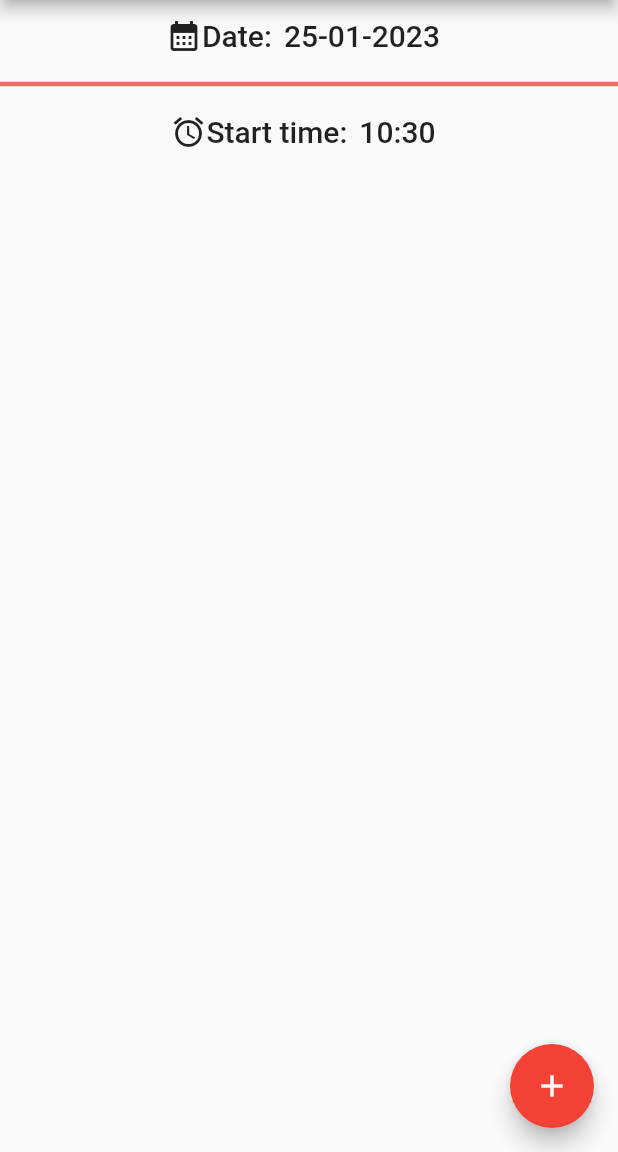
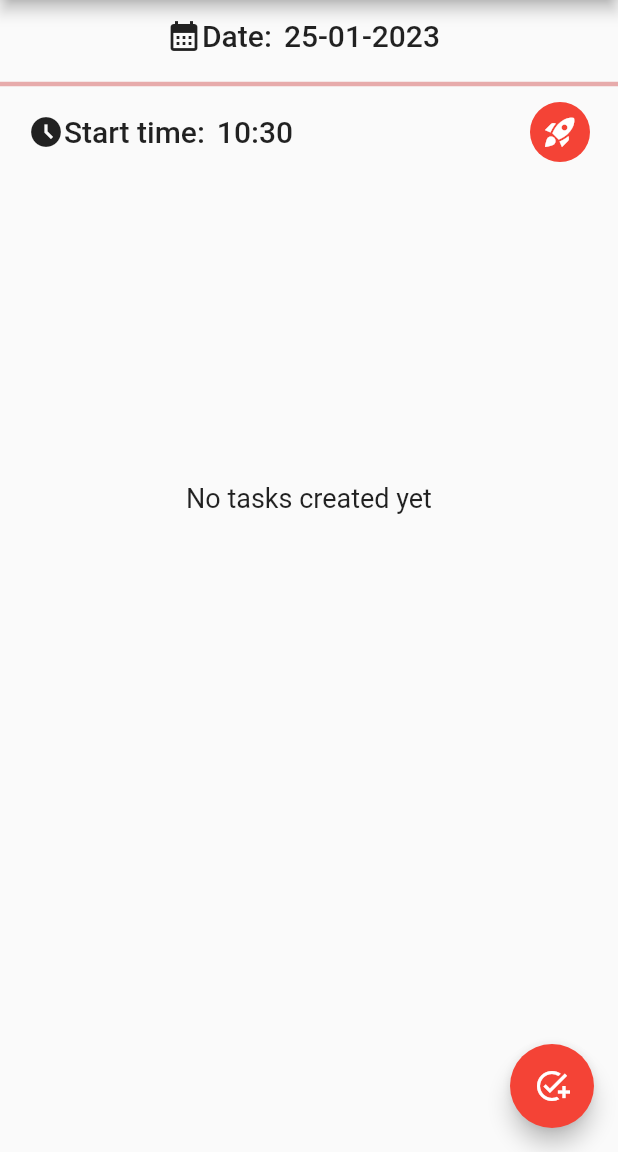
Before and after one commit to LukaszReszka/PomoTask, a Flutter app: the MainScreen screen opened directly with empty values, on a phone screen of 412 x 824 dp, the part 84-1236 px from its top. Run offline on Flutter 3.47's test engine with Material 2 defaults, Android fonts, the phone set to English and light mode, and no system bars; our stand-ins replace flutter_datetime_picker, flutter_signin_button, flutter_slidable, get_it, google_sign_in, shared_preferences; missing offline and left inert: extension_google_sign_in_as_googleapis_auth, googleapis; accounts and stored records are empty.

Commit message:
Showing tasks

```diff
--- a/lib/calendar_client.dart
+++ b/lib/calendar_client.dart
@@ -3,6 +3,7 @@ import 'dart:developer';
 import 'package:extension_google_sign_in_as_googleapis_auth/extension_google_sign_in_as_googleapis_auth.dart';
 import 'package:google_sign_in/google_sign_in.dart';
 import 'package:googleapis/calendar/v3.dart';
+import 'package:intl/intl.dart';
 
 class CalendarClient {
   CalendarApi? _calendarApi;
@@ -63,7 +64,7 @@ class CalendarClient {
         summary: title,
         start: start,
         end: end,
-        description: 'Created by PomoTask ;)\nPomos: $pomosDone/$totalPomos',
+        description: 'Created by PomoTask ;)\nPomos: $pomosDone / $totalPomos',
         colorId: '11',
         eventType: 'focusTime',
         reminders: reminders);
@@ -81,4 +82,15 @@ class CalendarClient {
       log('Error creating event $e');
     }
   }
+
+  getEventsFromDay(datetime) async {
+    var convertedDate =
+        DateTime.parse(DateFormat('yyyy-MM-dd').format(datetime));
+
+    var events = await _calendarApi?.events.list('primary',
+        timeMin: convertedDate.add(const Duration(seconds: -1)),
+        timeMax: convertedDate.add(const Duration(days: 1)));
+
+    return events?.items;
+  }
 }
--- a/lib/constants.dart
+++ b/lib/constants.dart
@@ -5,6 +5,7 @@ const int longBreakTime = 15;
 const int shortBreakTime = 5;
 
 const majorColor = Colors.red;
-const minorColor = Color(0xffea7066);
+const minorColor = Color(0xffe7abab);
 const backgroundColor = Colors.white;
+const taskColor = Color(0xe7d1fda7);
 const pathToLogo = 'assets/images/tomato.png';
--- /dev/null
+++ b/lib/date_chooser.dart
@@ -0,0 +1,57 @@
+import 'package:flutter/material.dart';
+import 'package:flutter_datetime_picker/flutter_datetime_picker.dart';
+import 'package:intl/intl.dart';
+
+import 'constants.dart';
+
+class DateChooser extends StatefulWidget {
+  const DateChooser({super.key, required this.replaceTaskList});
+
+  final ValueSetter<DateTime> replaceTaskList;
+
+  @override
+  State<DateChooser> createState() => _DateChooserState();
+}
+
+class _DateChooserState extends State<DateChooser> {
+  @override
+  void initState() {
+    chosenDate = DateTime.now();
+    super.initState();
+  }
+
+  var _chosenDate = DateTime.now();
+
+  set chosenDate(newDate) {
+    setState(() {
+      _chosenDate = newDate;
+    });
+    widget.replaceTaskList(newDate);
+  }
+
+  @override
+  Widget build(BuildContext context) {
+    return Row(mainAxisAlignment: MainAxisAlignment.center, children: [
+      const Icon(Icons.calendar_month),
+      Text('Date:', style: Theme.of(context).textTheme.headline6),
+      TextButton(
+          onPressed: () {
+            DatePicker.showDatePicker(context, onConfirm: (date) {
+              chosenDate = date;
+            },
+                currentTime: _chosenDate,
+                theme: const DatePickerTheme(
+                    doneStyle: TextStyle(
+                        color: majorColor,
+                        fontSize: 16,
+                        fontWeight: FontWeight.bold),
+                    itemStyle: TextStyle(
+                        color: majorColor,
+                        fontSize: 18,
+                        fontWeight: FontWeight.bold)));
+          },
+          child: Text(DateFormat('dd-MM-yyyy').format(_chosenDate),
+              style: Theme.of(context).textTheme.headline6))
+    ]);
+  }
+}
--- a/lib/date_picker.dart
+++ /dev/null
@@ -1,34 +0,0 @@
-import 'package:flutter/material.dart';
-import 'package:flutter_datetime_picker/flutter_datetime_picker.dart';
-import 'package:intl/intl.dart';
-
-class DateChooser extends StatefulWidget {
-  const DateChooser({super.key, required this.replaceTaskList});
-
-  final VoidCallback replaceTaskList;
-
-  @override
-  State<DateChooser> createState() => _DateChooserState();
-}
-
-class _DateChooserState extends State<DateChooser> {
-  var _chosenDate = DateTime.now();
-
-  @override
-  Widget build(BuildContext context) {
-    return Row(mainAxisAlignment: MainAxisAlignment.center, children: [
-      const Icon(Icons.calendar_month),
-      Text('Date:', style: Theme.of(context).textTheme.headline6),
-      TextButton(
-          onPressed: () {
-            DatePicker.showDatePicker(context, onConfirm: (date) {
-              setState(() {
-                _chosenDate = date;
-              });
-            }, currentTime: _chosenDate);
-          },
-          child: Text(DateFormat('dd-MM-yyy').format(_chosenDate),
-              style: Theme.of(context).textTheme.headline6))
-    ]);
-  }
-}
--- a/lib/main_screen.dart
+++ b/lib/main_screen.dart
@@ -1,11 +1,16 @@
+import 'dart:developer';
+
 import 'package:flutter/material.dart';
+import 'package:flutter_slidable/flutter_slidable.dart';
 import 'package:get_it/get_it.dart';
+import 'package:googleapis/calendar/v3.dart';
+import 'package:pomo_task/task.dart';
 import 'package:pomo_task/time_settings_drawer.dart';
-import 'package:pomo_task/todo_list.dart';
+import 'package:pomo_task/todo_list_header.dart';
 
 import 'calendar_client.dart';
 import 'constants.dart';
-import 'date_picker.dart';
+import 'date_chooser.dart';
 
 class MainScreen extends StatefulWidget {
   const MainScreen({super.key, required this.setNotLoggedInState});
@@ -17,7 +22,13 @@ class MainScreen extends StatefulWidget {
 }
 
 class _MainScreenState extends State<MainScreen> {
-  int _counter = 0;
+  List<Task> _taskList = [];
+
+  @override
+  void initState() {
+    replaceTasksList(DateTime.now());
+    super.initState();
+  }
 
   @override
   Widget build(BuildContext context) {
@@ -29,32 +40,62 @@ class _MainScreenState extends State<MainScreen> {
           child: Column(
             mainAxisAlignment: MainAxisAlignment.start,
             children: <Widget>[
-              DateChooser(replaceTaskList: nothing), //TODO metoda GroupLists
+              DateChooser(replaceTaskList: replaceTasksList),
+              //TODO metoda GroupLists
               const Divider(
                 color: minorColor,
                 thickness: 3,
               ),
-              const TodoList(),
+              const TodoListHeader(),
+              const SizedBox(height: 10),
+              _getTodoList(),
             ],
           ),
         ),
         floatingActionButton: FloatingActionButton(
-          onPressed: _incrementCounter,
+          onPressed: () => _displayDialog(context),
           tooltip: 'Increment',
-          child: const Icon(Icons.add),
+          child: const Icon(Icons.add_task),
         ),
         drawer: TimeSettingsDrawer(
           logoutAction: logout,
         ));
   }
 
-  Future<void> _incrementCounter() async {
+  _incrementCounter() async {
     await GetIt.instance
         .get<CalendarClient>()
-        .addEvent('Test', '2023-01-23 23:15', '2023-01-23 23:30', 1, 2);
-    setState(() {
-      _counter++;
-    });
+        .addEvent('Test', '2023-01-25 23:15', '2023-01-25 23:30', 1, 2);
+  }
+
+  _displayDialog(BuildContext context) async {
+    var textFieldController = TextEditingController();
+    return showDialog(
+        context: context,
+        builder: (BuildContext context) {
+          return AlertDialog(
+            title: const Text('Add a task to your list'),
+            content: TextField(
+              controller: textFieldController,
+              decoration: const InputDecoration(hintText: 'Enter task here'),
+            ),
+            actions: <Widget>[
+              TextButton(
+                child: const Text('ADD'),
+                onPressed: () {
+                  Navigator.of(context).pop();
+                  // _addTodoItem(textFieldController.text);
+                },
+              ),
+              TextButton(
+                child: const Text('CANCEL'),
+                onPressed: () {
+                  Navigator.of(context).pop();
+                },
+              )
+            ],
+          );
+        });
   }
 
   void logout() async {
@@ -62,7 +103,51 @@ class _MainScreenState extends State<MainScreen> {
     widget.setNotLoggedInState();
   }
 
-  nothing() {
-    return;
+  replaceTasksList(newDate) {
+    GetIt.instance
+        .get<CalendarClient>()
+        .getEventsFromDay(newDate)
+        .then((eventsList) {
+      setState(() {
+        _taskList = [];
+        for (final Event event in eventsList) {
+          if (event.description!.contains('Created by PomoTask ;)\nPomos: ')) {
+            var splittedDescription = event.description!.split(' ');
+            int pomosTotal =
+                int.parse(splittedDescription[splittedDescription.length - 1]);
+            int pomosDone =
+                int.parse(splittedDescription[splittedDescription.length - 3]);
+            _taskList.add(Task(
+                id: event.id!,
+                description: event.summary!,
+                pomosDone: pomosDone,
+                pomosTotal: pomosTotal));
+          }
+        }
+      });
+    });
+  }
+
+  _getTodoList() {
+    if (_taskList.isNotEmpty) {
+      List<Slidable> visualisedTasks = [];
+      for (final task in _taskList) {
+        visualisedTasks.add(task.getVisualisedTask());
+      }
+      return SizedBox(
+          height: 60,
+          width: 600,
+          child: ListView(
+            padding: const EdgeInsets.all(10),
+            children: visualisedTasks,
+          ));
+    } else {
+      return const Center(
+          heightFactor: 20,
+          child: Text(
+            'No tasks created yet',
+            style: TextStyle(fontSize: 18),
+          ));
+    }
   }
 }
--- a/lib/todo_list.dart
+++ /dev/null
@@ -1,36 +0,0 @@
-import 'package:flutter/material.dart';
-import 'package:flutter_datetime_picker/flutter_datetime_picker.dart';
-import 'package:intl/intl.dart';
-
-class TodoList extends StatefulWidget {
-  const TodoList({super.key}); //TODO callback by ogarnąć listę
-
-  @override
-  State<TodoList> createState() => _TodoListState();
-}
-
-class _TodoListState extends State<TodoList> {
-  var _chosenStartTime = DateTime.now();
-
-  @override
-  Widget build(BuildContext context) {
-    return _getTodoListHeader();
-  }
-
-  Row _getTodoListHeader() {
-    return Row(mainAxisAlignment: MainAxisAlignment.center, children: [
-      const Icon(Icons.access_alarm),
-      Text('Start time:', style: Theme.of(context).textTheme.headline6),
-      TextButton(
-          onPressed: () {
-            DatePicker.showTimePicker(context, onConfirm: (date) {
-              setState(() {
-                _chosenStartTime = date;
-              });
-            }, currentTime: _chosenStartTime, showSecondsColumn: false);
-          },
-          child: Text(DateFormat('HH:mm').format(_chosenStartTime),
-              style: Theme.of(context).textTheme.headline6)),
-    ]);
-  }
-}
--- /dev/null
+++ b/lib/todo_list_header.dart
@@ -0,0 +1,58 @@
+import 'package:flutter/material.dart';
+import 'package:flutter_datetime_picker/flutter_datetime_picker.dart';
+import 'package:intl/intl.dart';
+import 'package:pomo_task/constants.dart';
+
+class TodoListHeader extends StatefulWidget {
+  const TodoListHeader({super.key}); //TODO callback by ogarnąć listę
+
+  @override
+  State<TodoListHeader> createState() => _TodoListHeaderState();
+}
+
+class _TodoListHeaderState extends State<TodoListHeader> {
+  var _chosenStartTime = DateTime.now();
+
+  @override
+  Widget build(BuildContext context) {
+    return _getTodoListHeader();
+  }
+
+  Row _getTodoListHeader() {
+    return Row(mainAxisAlignment: MainAxisAlignment.center, children: [
+      const Icon(Icons.access_time_filled),
+      Text('Start time:', style: Theme.of(context).textTheme.headline6),
+      TextButton(
+          onPressed: () {
+            DatePicker.showTimePicker(context, onConfirm: (date) {
+              setState(() {
+                _chosenStartTime = date;
+              });
+            },
+                currentTime: _chosenStartTime,
+                showSecondsColumn: false,
+                theme: const DatePickerTheme(
+                    doneStyle: TextStyle(
+                        color: majorColor,
+                        fontSize: 16,
+                        fontWeight: FontWeight.bold),
+                    itemStyle: TextStyle(
+                        color: majorColor,
+                        fontSize: 18,
+                        fontWeight: FontWeight.bold)));
+          },
+          child: Text(DateFormat('HH:mm').format(_chosenStartTime),
+              style: Theme.of(context).textTheme.headline6)),
+      const SizedBox(width: 150),
+      CircleAvatar(
+          backgroundColor: majorColor,
+          child: IconButton(
+            onPressed: () {}, //TODO launch pomodoro timer
+            color: Colors.white,
+            icon: const Icon(
+              Icons.rocket_launch,
+            ),
+          ))
+    ]);
+  }
+}
--- a/pubspec.yaml
+++ b/pubspec.yaml
@@ -13,6 +13,7 @@ dependencies:
   flutter_datetime_picker: ^1.5.1
   flutter_launcher_icons: ^0.11.0
   flutter_signin_button: ^2.0.0
+  flutter_slidable: ^2.0.0
   get_it: ^7.2.0
   google_sign_in: ^5.4.3
   googleapis: ^10.0.0
```
Also changed, not shown: lib/task.dart (+55 -7 lines), pubspec.lock.
